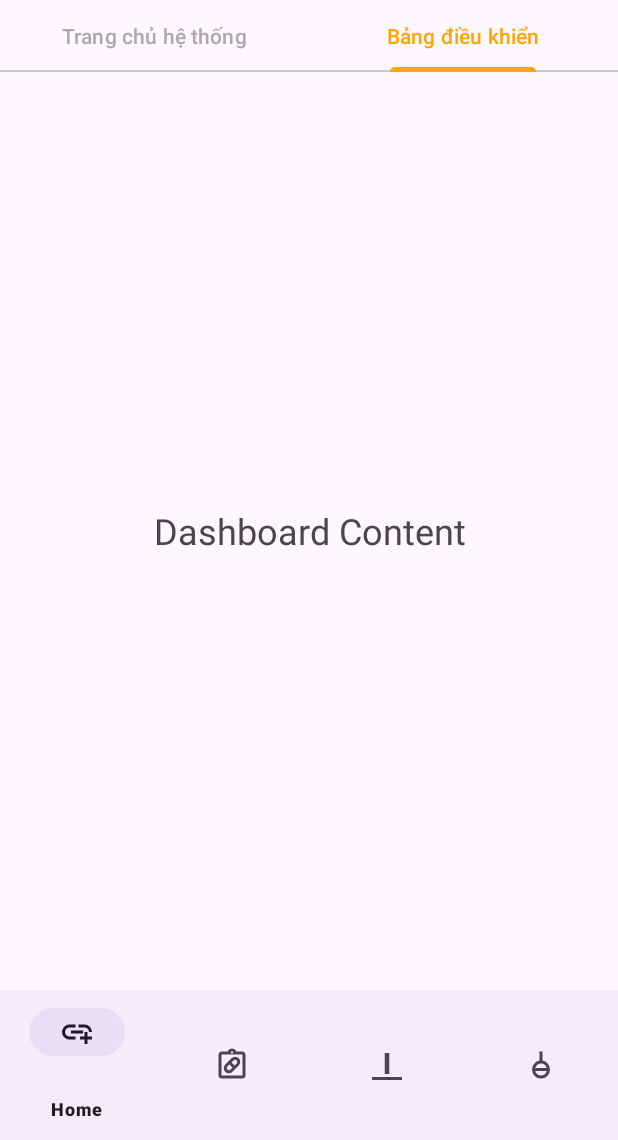
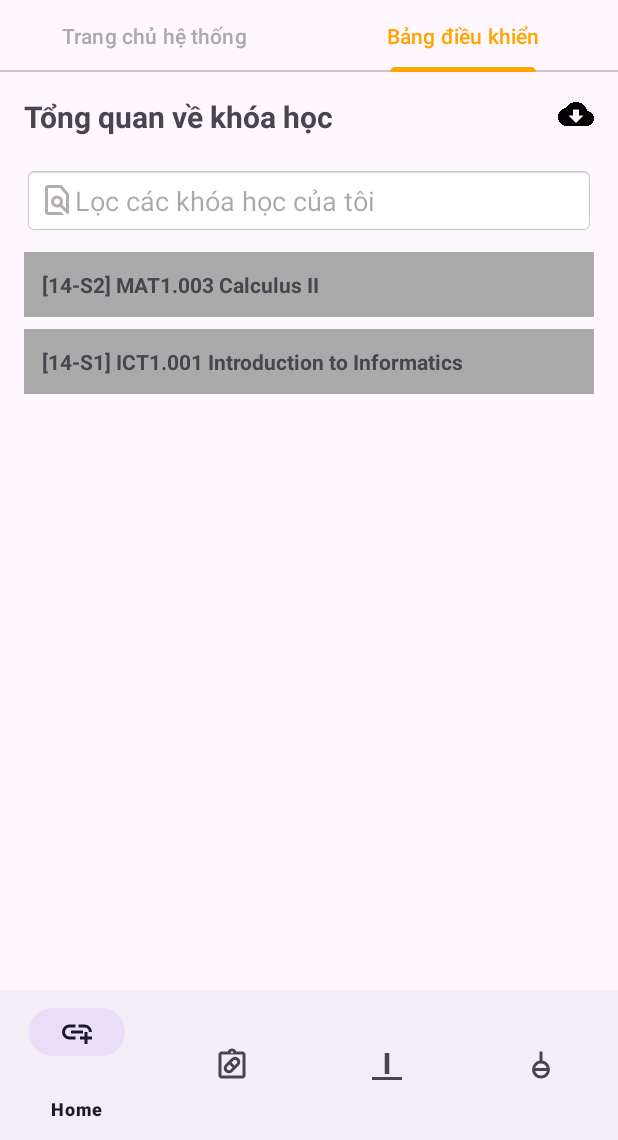
Before and after one commit to nguyenhungict/moodle-app, an Android app: the screen it shows after launch (MainActivity), tab 2 chosen, on a phone screen of 412 x 824 dp, the part 96-1236 px from its top. Run offline under Robolectric (Android 15) with nearby library versions, the phone set to English and light mode, and no system bars.

Commit message:
Unfinished daskboard UI

```diff
--- /dev/null
+++ b/app/src/main/res/drawable/outline_find_in_page_24.xml
@@ -0,0 +1,5 @@
+<vector xmlns:android="http://schemas.android.com/apk/res/android" android:height="24dp" android:tint="#B3ADAD" android:viewportHeight="960" android:viewportWidth="960" android:width="24dp">
+
+    <path android:fillColor="@android:color/white" android:pathData="M590,800L670,880L240,880Q207,880 183.5,856.5Q160,833 160,800L160,160Q160,127 183.5,103.5Q207,80 240,80L600,80L800,320L800,800Q800,820 791.5,836.5Q783,853 768,864L560,658Q543,669 523,674.5Q503,680 480,680Q414,680 367,633Q320,586 320,520Q320,454 367,407Q414,360 480,360Q546,360 593,407Q640,454 640,520Q640,543 634.5,563Q629,583 618,600L720,704L720,348L562,160L240,160Q240,160 240,160Q240,160 240,160L240,800Q240,800 240,800Q240,800 240,800L590,800ZM480,600Q513,600 536.5,576.5Q560,553 560,520Q560,487 536.5,463.5Q513,440 480,440Q447,440 423.5,463.5Q400,487 400,520Q400,553 423.5,576.5Q447,600 480,600ZM480,520L480,520Q480,520 480,520Q480,520 480,520Q480,520 480,520Q480,520 480,520Q480,520 480,520Q480,520 480,520Q480,520 480,520Q480,520 480,520Q480,520 480,520Q480,520 480,520L480,520Q480,520 480,520Q480,520 480,520ZM480,520L480,520Q480,520 480,520Q480,520 480,520L480,520Q480,520 480,520Q480,520 480,520L480,520L480,520L480,520L480,520Q480,520 480,520Q480,520 480,520Q480,520 480,520Q480,520 480,520Q480,520 480,520Q480,520 480,520Q480,520 480,520Q480,520 480,520Q480,520 480,520Q480,520 480,520L480,520Q480,520 480,520Q480,520 480,520Z"/>
+
+</vector>
--- /dev/null
+++ b/app/src/main/res/drawable/outline_threedots.xml
@@ -0,0 +1,5 @@
+<vector xmlns:android="http://schemas.android.com/apk/res/android" android:height="24dp" android:tint="#5A5656" android:viewportHeight="960" android:viewportWidth="960" android:width="24dp">
+
+    <path android:fillColor="@android:color/white" android:pathData="M480,800Q447,800 423.5,776.5Q400,753 400,720Q400,687 423.5,663.5Q447,640 480,640Q513,640 536.5,663.5Q560,687 560,720Q560,753 536.5,776.5Q513,800 480,800ZM480,560Q447,560 423.5,536.5Q400,513 400,480Q400,447 423.5,423.5Q447,400 480,400Q513,400 536.5,423.5Q560,447 560,480Q560,513 536.5,536.5Q513,560 480,560ZM480,320Q447,320 423.5,296.5Q400,273 400,240Q400,207 423.5,183.5Q447,160 480,160Q513,160 536.5,183.5Q560,207 560,240Q560,273 536.5,296.5Q513,320 480,320Z"/>
+
+</vector>
--- a/app/src/main/res/layout/fragment_dashboard.xml
+++ b/app/src/main/res/layout/fragment_dashboard.xml
@@ -1,13 +1,90 @@
 <?xml version="1.0" encoding="utf-8"?>
-<FrameLayout xmlns:android="http://schemas.android.com/apk/res/android"
+<LinearLayout
+    xmlns:android="http://schemas.android.com/apk/res/android"
     android:layout_width="match_parent"
-    android:layout_height="match_parent">
+    android:layout_height="match_parent"
+    android:orientation="vertical"
+    android:padding="16dp">
 
-    <!-- Demo nội dung dashboard -->
-    <TextView
+    <!-- Tiêu đề -->
+    <RelativeLayout
         android:layout_width="match_parent"
-        android:layout_height="match_parent"
-        android:text="Dashboard Content"
-        android:gravity="center"
-        android:textSize="24sp"/>
-</FrameLayout>
+        android:layout_height="wrap_content">
+
+        <TextView
+            android:id="@+id/tv_title"
+            android:layout_width="wrap_content"
+            android:layout_height="wrap_content"
+            android:text="Tổng quan về khóa học"
+            android:textSize="20sp"
+            android:textStyle="bold"
+            android:layout_alignParentStart="true"
+            android:layout_marginBottom="20dp"/>
+
+        <ImageView
+            android:id="@+id/btn_download"
+            android:layout_width="24dp"
+            android:layout_height="24dp"
+            android:src="@drawable/dowload_icon"
+            android:layout_alignParentEnd="true"/>
+    </RelativeLayout>
+
+    <!-- Nội dung cuộn -->
+    <ScrollView
+        android:layout_width="match_parent"
+        android:layout_height="626dp"
+        android:layout_weight="1"
+        android:fillViewport="true">
+
+        <LinearLayout
+            android:layout_width="match_parent"
+            android:layout_height="wrap_content"
+            android:orientation="vertical">
+
+            <!-- Ô tìm kiếm -->
+            <EditText
+                android:id="@+id/et_search"
+                android:layout_width="match_parent"
+                android:layout_height="wrap_content"
+                android:background="@android:drawable/editbox_background"
+                android:drawableStart="@drawable/outline_find_in_page_24"
+                android:hint="Lọc các khóa học của tôi"
+                android:padding="10dp" />
+
+
+            <!-- Ví dụ danh sách khóa học -->
+            <LinearLayout
+                android:layout_width="match_parent"
+                android:layout_height="wrap_content"
+                android:layout_marginTop="12dp"
+                android:orientation="vertical">
+
+                <!-- Item khóa học -->
+
+                <TextView
+                    android:layout_width="match_parent"
+                    android:layout_height="wrap_content"
+                    android:layout_marginBottom="8dp"
+
+                    android:background="@android:color/darker_gray"
+                    android:padding="12dp"
+                    android:text="[14-S2] MAT1.003 Calculus II"
+                    android:textStyle="bold" />
+
+
+                <ImageView
+                    android:layout_width="wrap_content"
+                    android:layout_height="wrap_content"/>
+
+                <TextView
+                    android:layout_width="match_parent"
+                    android:layout_height="wrap_content"
+                    android:layout_marginBottom="8dp"
+                    android:background="@android:color/darker_gray"
+                    android:padding="12dp"
+                    android:text="[14-S1] ICT1.001 Introduction to Informatics"
+                    android:textStyle="bold" />
+            </LinearLayout>
+        </LinearLayout>
+    </ScrollView>
+</LinearLayout>
```
Also changed, not shown: app/src/main/res/drawable/dowload_icon.png (added), app/src/main/res/drawable/graduation_hat.jpg (added).
